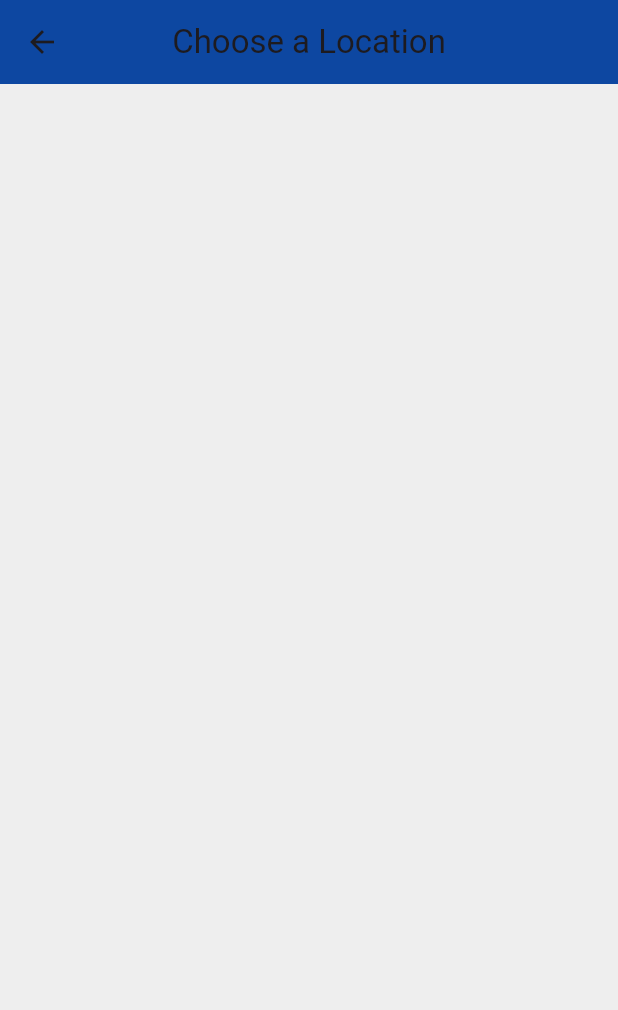
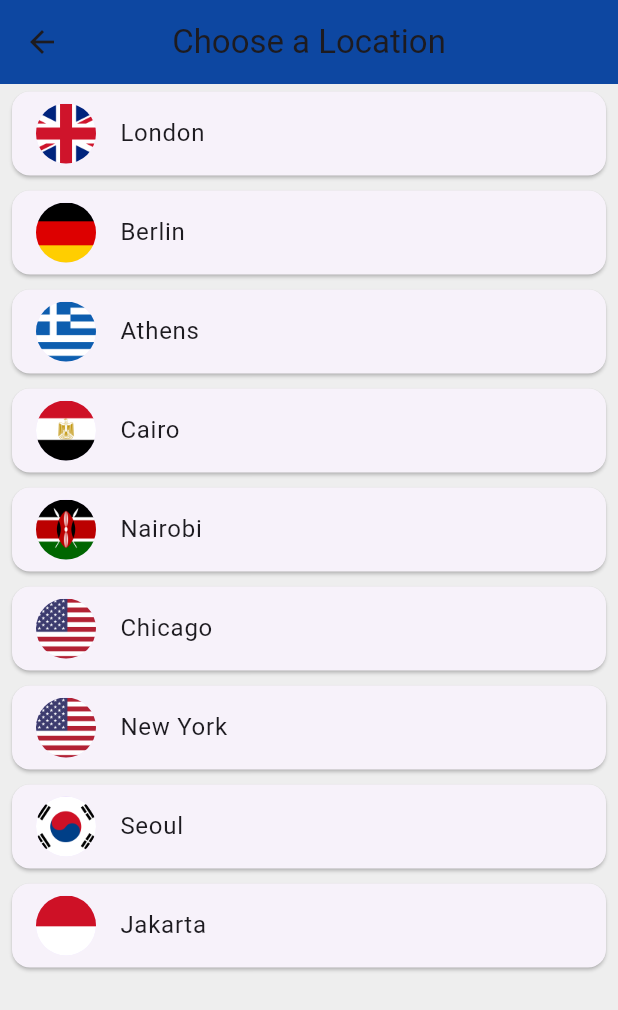
Before and after one commit to r-martins/flutter-world-time-app, a Flutter app: the ChooseLocation screen opened by its route, on a phone screen of 412 x 824 dp. Shown: the top 1010 px of the screen. Run offline on Flutter 3.47's test engine with Material 3 defaults, Android fonts, the phone set to English and light mode, and no system bars; our stand-ins replace flutter_dotenv, flutter_spinkit; missing offline and left inert: dart:ffi; network calls fail; statements that could not run were skipped.

Commit message:
Finished first version

```diff
--- a/lib/pages/choose_location.dart
+++ b/lib/pages/choose_location.dart
@@ -1,4 +1,5 @@
 import 'package:flutter/material.dart';
+import 'package:world_time/services/world_time.dart';
 
 class ChooseLocation extends StatefulWidget {
   @override
@@ -6,6 +7,31 @@ class ChooseLocation extends StatefulWidget {
 }
 
 class _ChooseLocationState extends State<ChooseLocation> {
+
+  List<WorldTime> locations = [
+    WorldTime(location: 'London', flag: 'uk.png', url: 'Europe/London'),
+    WorldTime(location: 'Berlin', flag: 'germany.png', url: 'Europe/Berlin'),
+    WorldTime(location: 'Athens', flag: 'greece.png', url: 'Europe/Athens'),
+    WorldTime(location: 'Cairo', flag: 'egypt.png', url: 'Africa/Cairo'),
+    WorldTime(location: 'Nairobi', flag: 'kenya.png', url: 'Africa/Nairobi'),
+    WorldTime(location: 'Chicago', flag: 'usa.png', url: 'America/Chicago'),
+    WorldTime(location: 'New York', flag: 'usa.png', url: 'America/New_York'),
+    WorldTime(location: 'Seoul', flag: 'south_korea.png', url: 'Asia/Seoul'),
+    WorldTime(location: 'Jakarta', flag: 'indonesia.png', url: 'Asia/Jakarta'),
+  ];
+
+  void updateTime(index) async {
+    WorldTime instance = locations[index];
+    await instance.getTime();
+    //navigate to home screen
+    Navigator.pop(context, {
+      'location': instance.url,
+      'flag': instance.flag,
+      'time': instance.time,
+      'isDaytime': instance.isDaytime,
+    });
+  }
+
 
   @override
   void initState() {
@@ -22,6 +48,23 @@ class _ChooseLocationState extends State<ChooseLocation> {
         centerTitle: true,
         elevation: 0,
       ),
+      body: ListView.builder(
+        itemCount: locations.length,
+        itemBuilder: (context, index){
+          return Padding(
+            padding: const EdgeInsets.symmetric(vertical: 1.0, horizontal: 4.0),
+            child: Card(
+                child: ListTile(
+                  onTap: () {updateTime(index);},
+                  title: Text(locations[index].location),
+                  leading: CircleAvatar(
+                    backgroundImage: AssetImage('assets/${locations[index].flag}'),
+                  ),
+                )
+            ),
+          );
+        }
+      )
     );
   }
 }
--- a/pubspec.yaml
+++ b/pubspec.yaml
@@ -66,6 +66,7 @@ flutter:
   # To add assets to your application, add an assets section, like this:
   assets:
      - .env
+     - assets/
 #     - images/a_dot_burr.jpeg
   #   - images/a_dot_ham.jpeg
 
```
Also changed, not shown: lib/pages/home.dart (+14 -3 lines), assets/egypt.png (added), assets/germany.png (added), assets/greece.png (added), assets/indonesia.png (added), assets/kenya.png (added), assets/south_korea.png (added), assets/uk.png (added), assets/usa.png (added), 1 other file.
